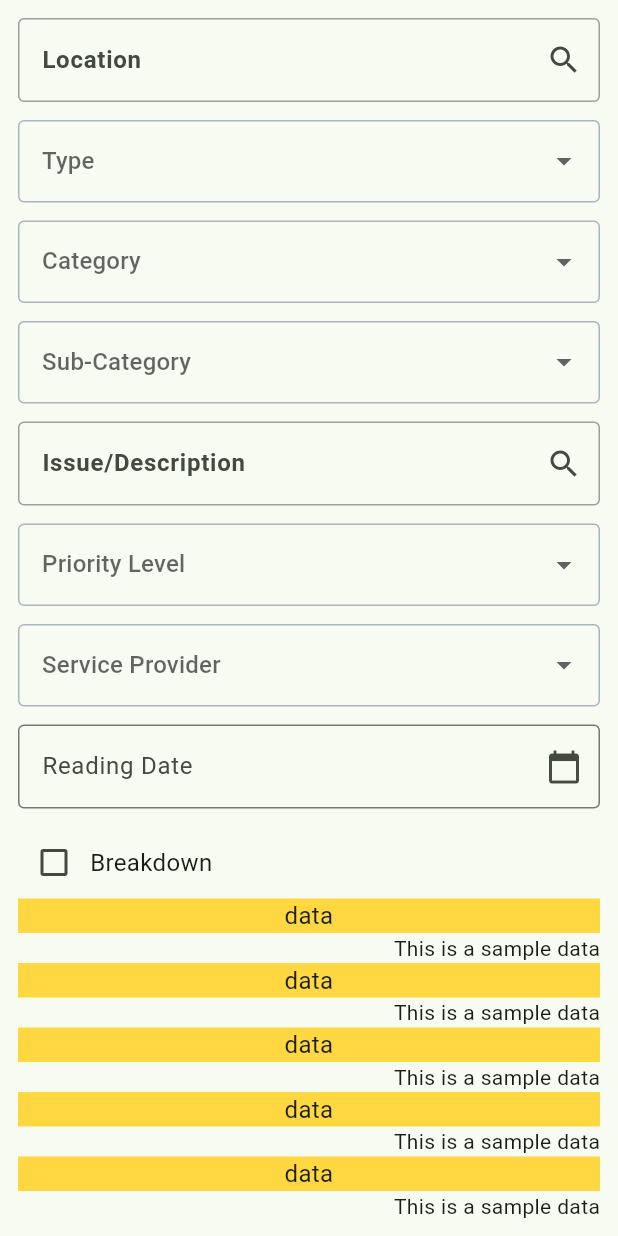
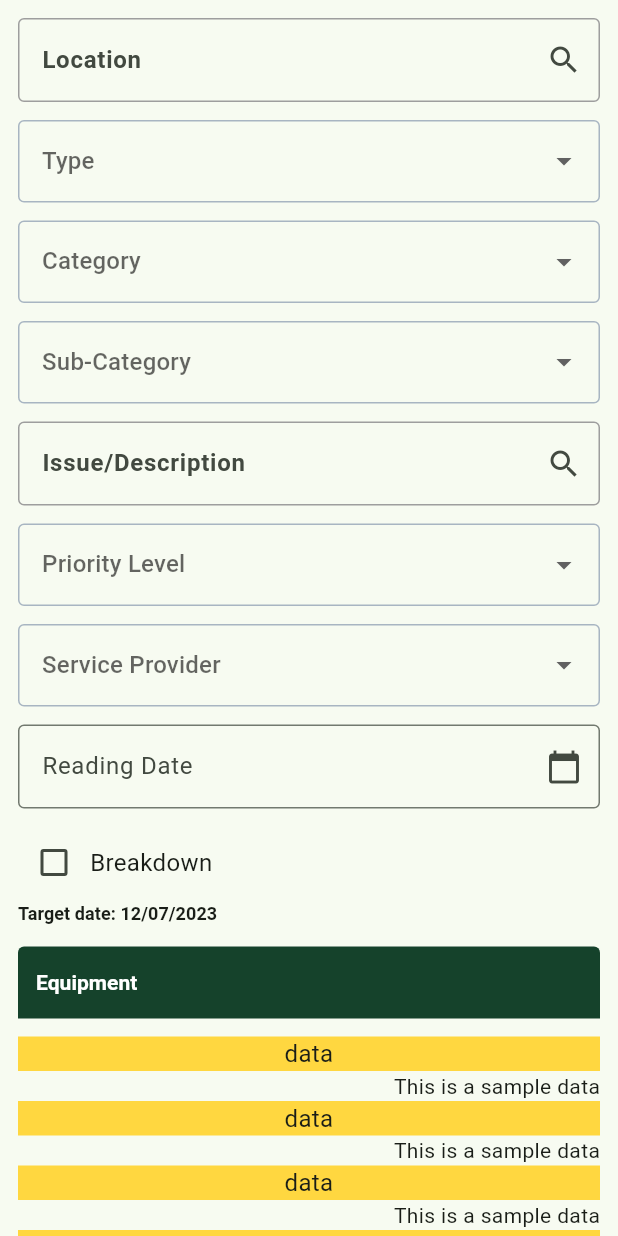
Before and after one commit to jamydevelop/Wilcon-Test-Flutter, a Flutter app: the CreateNewWorkordersBodyWidget widget shown alone on an empty page, opened directly, on a phone screen of 412 x 824 dp. Run offline on Flutter 3.47's test engine with Material 3 defaults, Android fonts, the phone set to English and light mode, and no system bars.

Commit message:
sub-header added

```diff
--- a/wilcon_mobile/lib/module/work_orders/presentation/create_new_workorders/widget/create_new_workorders_body_widget.dart
+++ b/wilcon_mobile/lib/module/work_orders/presentation/create_new_workorders/widget/create_new_workorders_body_widget.dart
@@ -41,6 +41,10 @@ class _CreateNewWorkordersBodyWidgetState
               _readingDate(),
               const SizedBox(height: 12),
               _breakdownCheckbox(), // Add the Checkbox widget here
+              _targetDateText("12/07/2023"),
+              const SizedBox(height: 12),
+              _subHeader("Equipment"),
+              const SizedBox(height: 12),
               _testWidget01(),
               _testWidget02(),
               _testWidget01(),
@@ -69,7 +73,7 @@ class _CreateNewWorkordersBodyWidgetState
             });
           },
         ),
-        Expanded(
+        const Expanded(
           child: Text(
             'Breakdown',
             style: TextStyle(fontSize: 16),
@@ -417,4 +421,68 @@ class _CreateNewWorkordersBodyWidgetState
       ),
     );
   }
+
+  Widget _targetDateText(String targetDate) {
+    return Text(
+      'Target date: $targetDate',
+      style: const TextStyle(
+        fontSize: 12, // font-size in pixels
+        fontStyle: FontStyle.normal, // font-style: normal
+        fontWeight: FontWeight.w600, // font-weight: 600
+        height:
+            20 / 12, // line-height relative to font-size, height: 20px / 12px
+        letterSpacing: 0.048, // letter-spacing in pixels
+      ),
+    );
+  }
+
+  Widget _subHeader(String myTitle) {
+    return Stack(
+      clipBehavior: Clip.none,
+      children: [
+        // Border layer
+        Positioned.fill(
+          child: Container(
+            decoration: const BoxDecoration(
+              borderRadius: BorderRadius.only(
+                topLeft: Radius.circular(4.0),
+                topRight: Radius.circular(4.0),
+              ),
+              border: Border(
+                top: BorderSide(
+                  color: Colors.white,
+                  width: 4.0,
+                ),
+              ),
+            ),
+          ),
+        ),
+        // Main content
+        Container(
+          width: double.infinity,
+          padding: const EdgeInsets.symmetric(vertical: 14.0, horizontal: 12.0),
+          decoration: const BoxDecoration(
+            color: Color.fromRGBO(21, 66, 43, 1),
+            borderRadius: BorderRadius.only(
+              topLeft: Radius.circular(4.0),
+              topRight: Radius.circular(4.0),
+              bottomLeft: Radius.circular(0.0),
+              bottomRight: Radius.circular(0.0),
+            ),
+          ),
+          child: Text(
+            myTitle, // Use the parameter directly
+            style: const TextStyle(
+              color: Colors.white,
+              fontSize: 14,
+              fontStyle: FontStyle.normal,
+              fontWeight: FontWeight.w700,
+              height: 20 / 14,
+              letterSpacing: 0.028,
+            ),
+          ),
+        ),
+      ],
+    );
+  }
 }
```
